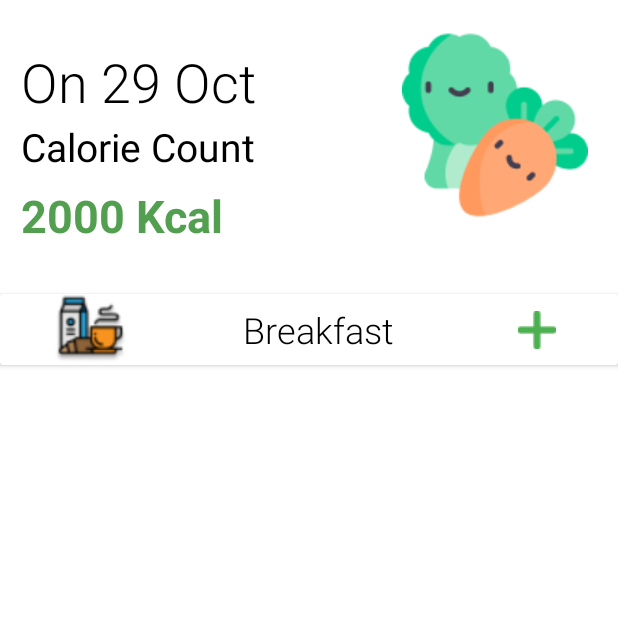
After one commit to W0lFi3-IND/Faby, an Android app: the CalorieDashboard screen opened directly, with no data from a screen before it, on a phone screen of 412 x 824 dp, the top half of it. The commit adds this screen. Run offline under Robolectric (Android 15) with nearby library versions, the phone set to English and light mode, and no system bars; Roboto replaces fonts that are not available here.

Commit message:
CalorieLayout

```diff
--- a/app/src/main/AndroidManifest.xml
+++ b/app/src/main/AndroidManifest.xml
@@ -9,7 +9,8 @@
         android:roundIcon="@mipmap/ic_launcher_round"
         android:supportsRtl="true"
         android:theme="@style/AppTheme">
-        <activity android:name=".modules.Dashboard"></activity>
+        <activity android:name=".caloriecal.CalorieDashboard"></activity>
+        <activity android:name=".modules.Dashboard" />
         <activity android:name=".OnBoarding.OtpConfirmation" />
         <activity android:name=".OnBoarding.PhoneVerification" />
         <activity android:name=".OnBoarding.SplashScreen">
--- /dev/null
+++ b/app/src/main/java/com/findingbetteryou/faby/caloriecal/CalorieDashboard.java
@@ -0,0 +1,57 @@
+package com.findingbetteryou.faby.caloriecal;
+
+import android.os.Bundle;
+import android.util.Log;
+import android.view.View;
+import android.widget.TextView;
+
+import com.findingbetteryou.faby.R;
+
+import java.util.Calendar;
+import java.util.Date;
+
+import androidx.appcompat.app.AppCompatActivity;
+
+public class CalorieDashboard extends AppCompatActivity {
+TextView textdate;
+    @Override
+    protected void onCreate(Bundle savedInstanceState) {
+        super.onCreate(savedInstanceState);
+        setContentView(R.layout.activity_calorie_dashboard);
+        textdate = findViewById(R.id.dateview);
+        setDateText();
+        findViewById(R.id.addBreakfastBtn).setOnClickListener(new View.OnClickListener() {
+            @Override
+            public void onClick(View view) {
+
+            }
+        });
+    }
+    void setDateText()
+    {
+        java.util.Date date= new Date();
+        Calendar cal = Calendar.getInstance();
+        cal.setTime(date);
+        int month = cal.get(Calendar.MONTH);
+        int dddate = cal.get(Calendar.DATE);
+
+        switch (month)
+        {
+            case 0: textdate.setText("On "+dddate+" "+"Jan");break;
+            case 1: textdate.setText("On "+dddate+" "+"Feb");break;
+            case 2: textdate.setText("On "+dddate+" "+"Mar");break;
+            case 3: textdate.setText("On "+dddate+" "+"Apr");break;
+            case 4: textdate.setText("On "+dddate+" "+"May");break;
+            case 5: textdate.setText("On "+dddate+" "+"Jun");break;
+            case 6: textdate.setText("On "+dddate+" "+"Jul");break;
+            case 7: textdate.setText("On "+dddate+" "+"Aug");break;
+            case 8: textdate.setText("On "+dddate+" "+"Sept");break;
+            case 9: textdate.setText("On "+dddate+" "+"Oct");break;
+            case 10: textdate.setText("On "+dddate+" "+"Nov");break;
+            case 11: textdate.setText("On "+dddate+" "+"Dec");break;
+            default:
+                Log.d("DateError", "setDateText: ");
+        }
+
+    }
+}
--- /dev/null
+++ b/app/src/main/res/layout/activity_calorie_dashboard.xml
@@ -0,0 +1,106 @@
+<?xml version="1.0" encoding="utf-8"?>
+<androidx.constraintlayout.widget.ConstraintLayout xmlns:android="http://schemas.android.com/apk/res/android"
+    xmlns:app="http://schemas.android.com/apk/res-auto"
+    xmlns:tools="http://schemas.android.com/tools"
+    android:layout_width="match_parent"
+    android:layout_height="match_parent"
+    tools:context=".caloriecal.CalorieDashboard">
+
+    <TextView
+        android:id="@+id/dateview"
+        android:layout_width="wrap_content"
+        android:layout_height="42dp"
+        android:layout_marginStart="14dp"
+        android:layout_marginTop="30dp"
+        android:fontFamily="sans-serif-light"
+        android:text="On 2nd Sept"
+        android:textColor="@android:color/black"
+        android:textSize="36sp"
+        app:layout_constraintStart_toStartOf="parent"
+        app:layout_constraintTop_toTopOf="parent" />
+
+    <ImageView
+        android:id="@+id/imageView"
+        android:layout_width="wrap_content"
+        android:layout_height="wrap_content"
+        android:layout_marginTop="21dp"
+        android:layout_marginEnd="20dp"
+        app:layout_constraintEnd_toEndOf="parent"
+        app:layout_constraintTop_toTopOf="parent"
+        app:srcCompat="@drawable/carrot" />
+
+    <TextView
+        android:id="@+id/textView2"
+        android:layout_width="wrap_content"
+        android:layout_height="wrap_content"
+        android:layout_marginStart="14dp"
+        android:layout_marginTop="8dp"
+        android:text="Calorie Count"
+        android:textColor="@android:color/black"
+        android:textSize="26sp"
+        app:layout_constraintStart_toStartOf="parent"
+        app:layout_constraintTop_toBottomOf="@+id/dateview" />
+
+    <TextView
+        android:id="@+id/textView3"
+        android:layout_width="wrap_content"
+        android:layout_height="wrap_content"
+        android:layout_marginStart="14dp"
+        android:layout_marginTop="8dp"
+        android:text="2000 Kcal"
+        android:textColor="#519F4F"
+        android:textSize="30sp"
+        android:textStyle="bold"
+        app:layout_constraintStart_toStartOf="parent"
+        app:layout_constraintTop_toBottomOf="@+id/textView2" />
+
+    <androidx.cardview.widget.CardView
+        android:id="@+id/breakfastcard"
+        android:layout_width="match_parent"
+        android:layout_height="47dp"
+        android:layout_marginTop="32dp"
+        app:layout_constraintEnd_toEndOf="parent"
+        app:layout_constraintStart_toStartOf="parent"
+        app:layout_constraintTop_toBottomOf="@+id/textView3">
+
+        <LinearLayout
+            android:layout_width="match_parent"
+            android:layout_height="match_parent"
+            android:foregroundGravity="center_horizontal"
+            android:gravity="center_horizontal"
+            android:orientation="horizontal">
+
+            <ImageView
+                android:id="@+id/imageView2"
+                android:layout_width="wrap_content"
+                android:layout_height="match_parent"
+                android:layout_gravity="center_horizontal"
+                android:layout_weight="1"
+                android:foregroundGravity="center_horizontal"
+                app:srcCompat="@drawable/breakfast" />
+
+            <TextView
+                android:id="@+id/textView5"
+                android:layout_width="wrap_content"
+                android:layout_height="match_parent"
+                android:layout_gravity="center_horizontal"
+                android:layout_weight="1"
+                android:fontFamily="sans-serif-light"
+                android:foregroundGravity="center_horizontal"
+                android:gravity="center|center_horizontal"
+                android:text="Breakfast"
+                android:textColor="@android:color/black"
+                android:textSize="24sp" />
+
+            <ImageButton
+                android:id="@+id/addBreakfastBtn"
+                android:layout_width="wrap_content"
+                android:layout_height="match_parent"
+                android:layout_weight="1"
+                android:background="@null"
+                app:srcCompat="@drawable/more" />
+        </LinearLayout>
+    </androidx.cardview.widget.CardView>
+
+
+</androidx.constraintlayout.widget.ConstraintLayout>
--- a/app/src/main/res/layout/activity_main.xml
+++ b/app/src/main/res/layout/activity_main.xml
@@ -92,7 +92,7 @@
     </com.google.android.material.textfield.TextInputLayout>
 
     <com.google.android.material.textfield.TextInputLayout
-        android:id="@+id/Weight"
+        android:id="@+id/DisplayWeight"
         style="@style/Widget.MaterialComponents.TextInputLayout.OutlinedBox.Dense"
         android:layout_width="match_parent"
         android:layout_height="wrap_content"
@@ -134,8 +134,8 @@
         android:layout_height="wrap_content"
         android:layout_marginTop="24dp"
         android:orientation="horizontal"
-        app:layout_constraintStart_toStartOf="@+id/Weight"
-        app:layout_constraintTop_toBottomOf="@+id/Weight">
+        app:layout_constraintStart_toStartOf="@+id/DisplayWeight"
+        app:layout_constraintTop_toBottomOf="@+id/DisplayWeight">
 
         <RadioButton
             android:id="@+id/male"
```
Also changed, not shown: app/src/main/java/com/findingbetteryou/faby/modules/Dashboard.java (+11 -0 lines), app/src/main/java/com/findingbetteryou/faby/modules/MainActivity.java (+8 -1 lines), app/src/main/res/layout/activity_dashboard.xml (+71 -16 lines), app/src/main/res/drawable-v24/breakfast.png (added), app/src/main/res/drawable-v24/breakfastt.png (added), app/src/main/res/drawable-v24/caloriedashboard.png (added), app/src/main/res/drawable-v24/carrot.png (added), app/src/main/res/drawable-v24/lunch.png (added), app/src/main/res/drawable-v24/more.png (added), app/src/main/res/drawable-v24/omelette.png (added), app/src/main/res/drawable-v24/snack.png (added).
